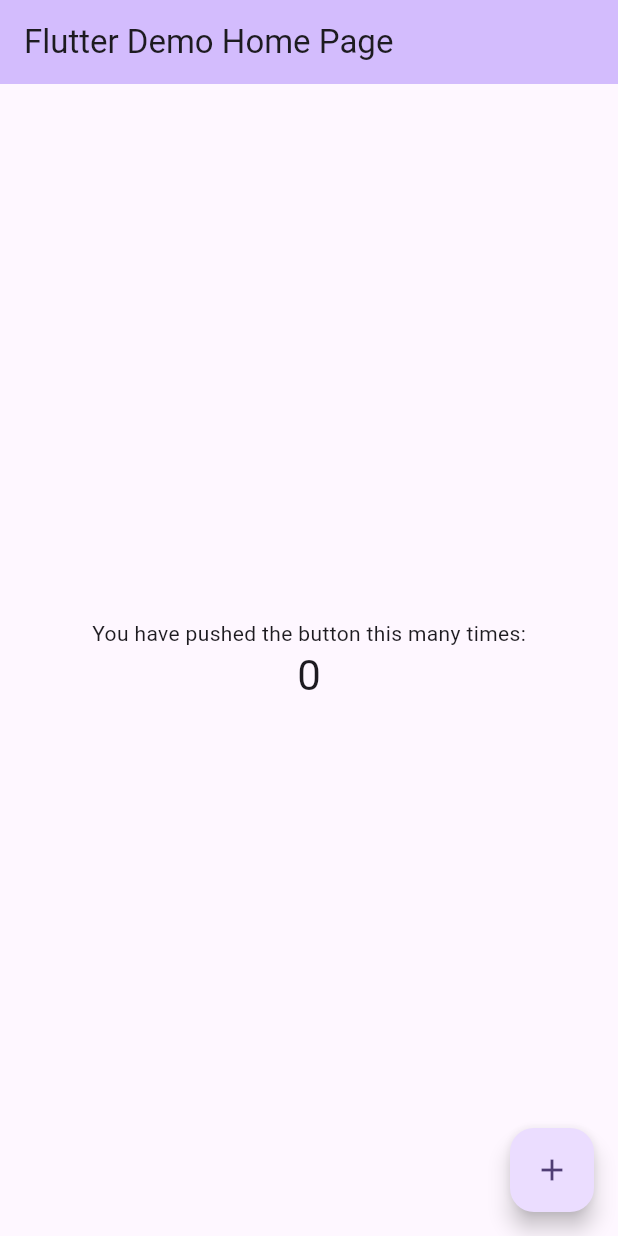
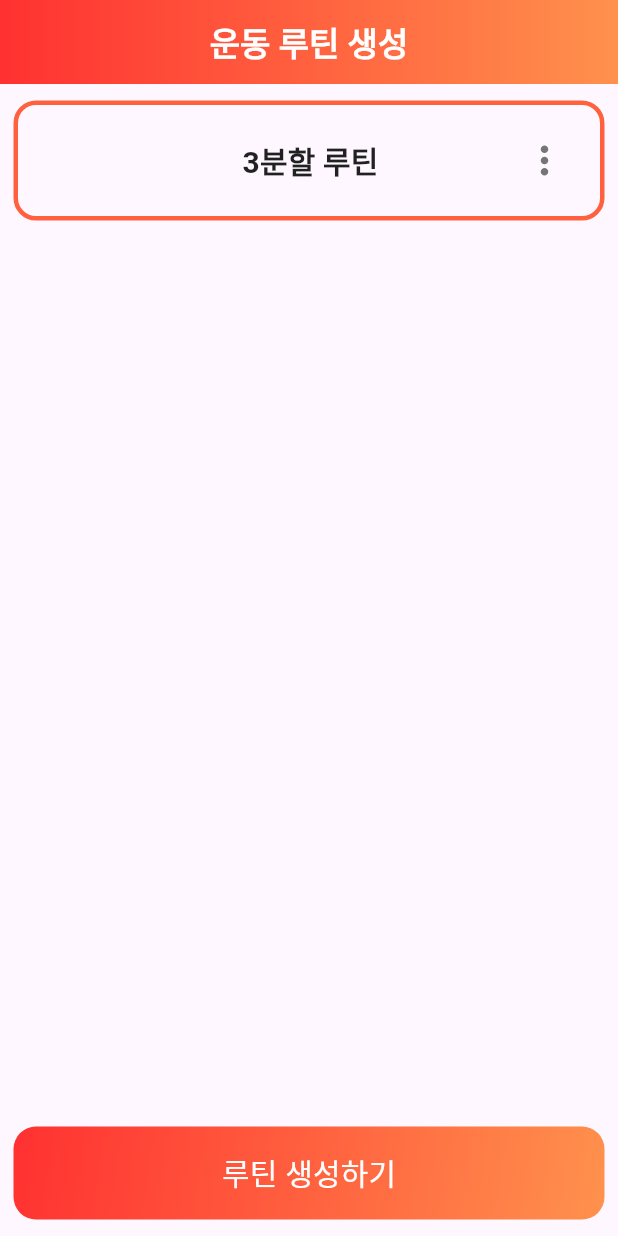
Before and after one commit to YMJ936/workout_timer, a Flutter app: the screen it shows after launch, on a phone screen of 412 x 824 dp. Run offline on Flutter 3.47's test engine with Material 3 defaults, Android fonts, the phone set to English and light mode, and no system bars.

Commit message:
Make many widgets

```diff
--- /dev/null
+++ b/lib/component/routine_card_button.dart
@@ -0,0 +1,64 @@
+import 'package:workout_timer/const/colors.dart';
+import 'package:flutter/material.dart';
+
+class RoutineCardButton extends StatelessWidget {
+  @override build(BuildContext context){
+    return OutlinedButton(
+      onPressed: () {},
+      style: OutlinedButton.styleFrom(
+        padding: EdgeInsets.all(16.0),
+        side: BorderSide(
+          width: 3.0,
+          color: COLOR_M,
+        ),
+        shape: RoundedRectangleBorder(
+          borderRadius: BorderRadius.circular(15.0),
+        ),
+      ),
+      child: IntrinsicHeight(
+          child: Row(
+            children: [
+              SizedBox(width: 50.0),
+              Expanded(
+                  child: Center(
+                    child: _RoutineName(
+                      routineName: '3분할 루틴',
+                    ),
+                  ),
+              ),
+              IconButton(
+                onPressed: () {},
+                icon: Icon(
+                  Icons.more_vert,
+                  size: 30.0,
+                  color: Colors.grey[600],
+                ),
+              ),
+            ],
+          ),
+        ),
+      );
+  }
+}
+
+class _RoutineName extends StatelessWidget {
+  final String routineName; // 루틴 이름
+
+  const _RoutineName({
+    required this.routineName,
+    Key? key,
+}) : super(key: key);
+
+  @override
+  Widget build(BuildContext context) {
+    final textStyle = TextStyle(
+      fontWeight: FontWeight.w600,
+      fontSize: 20.0,
+      color: Colors.black87,
+    );
+    return Text(
+      '${routineName}',
+      style: textStyle,
+    );
+  }
+}
--- /dev/null
+++ b/lib/const/colors.dart
@@ -0,0 +1,5 @@
+import 'package:flutter/material.dart';
+
+const COLOR_L = Color(0xffff3131);
+const COLOR_M = Color(0xffFF613F);
+const COLOR_R = Color(0xffff914d);
--- a/lib/main.dart
+++ b/lib/main.dart
@@ -1,125 +1,11 @@
 import 'package:flutter/material.dart';
+import 'package:workout_timer/screen/home_screen.dart';
+import 'package:workout_timer/screen/routine_select_screen.dart';
 
 void main() {
-  runApp(const MyApp());
+  runApp(
+      MaterialApp(
+        home: HomeScreen(),
+      ),
+  );
 }
-
-class MyApp extends StatelessWidget {
-  const MyApp({super.key});
-
-  // This widget is the root of your application.
-  @override
-  Widget build(BuildContext context) {
-    return MaterialApp(
-      title: 'Flutter Demo',
-      theme: ThemeData(
-        // This is the theme of your application.
-        //
-        // TRY THIS: Try running your application with "flutter run". You'll see
-        // the application has a purple toolbar. Then, without quitting the app,
-        // try changing the seedColor in the colorScheme below to Colors.green
-        // and then invoke "hot reload" (save your changes or press the "hot
-        // reload" button in a Flutter-supported IDE, or press "r" if you used
-        // the command line to start the app).
-        //
-        // Notice that the counter didn't reset back to zero; the application
-        // state is not lost during the reload. To reset the state, use hot
-        // restart instead.
-        //
-        // This works for code too, not just values: Most code changes can be
-        // tested with just a hot reload.
-        colorScheme: ColorScheme.fromSeed(seedColor: Colors.deepPurple),
-        useMaterial3: true,
-      ),
-      home: const MyHomePage(title: 'Flutter Demo Home Page'),
-    );
-  }
-}
-
-class MyHomePage extends StatefulWidget {
-  const MyHomePage({super.key, required this.title});
-
-  // This widget is the home page of your application. It is stateful, meaning
-  // that it has a State object (defined below) that contains fields that affect
-  // how it looks.
-
-  // This class is the configuration for the state. It holds the values (in this
-  // case the title) provided by the parent (in this case the App widget) and
-  // used by the build method of the State. Fields in a Widget subclass are
-  // always marked "final".
-
-  final String title;
-
-  @override
-  State<MyHomePage> createState() => _MyHomePageState();
-}
-
-class _MyHomePageState extends State<MyHomePage> {
-  int _counter = 0;
-
-  void _incrementCounter() {
-    setState(() {
-      // This call to setState tells the Flutter framework that something has
-      // changed in this State, which causes it to rerun the build method below
-      // so that the display can reflect the updated values. If we changed
-      // _counter without calling setState(), then the build method would not be
-      // called again, and so nothing would appear to happen.
-      _counter++;
-    });
-  }
-
-  @override
-  Widget build(BuildContext context) {
-    // This method is rerun every time setState is called, for instance as done
-    // by the _incrementCounter method above.
-    //
-    // The Flutter framework has been optimized to make rerunning build methods
-    // fast, so that you can just rebuild anything that needs updating rather
-    // than having to individually change instances of widgets.
-    return Scaffold(
-      appBar: AppBar(
-        // TRY THIS: Try changing the color here to a specific color (to
-        // Colors.amber, perhaps?) and trigger a hot reload to see the AppBar
-        // change color while the other colors stay the same.
-        backgroundColor: Theme.of(context).colorScheme.inversePrimary,
-        // Here we take the value from the MyHomePage object that was created by
-        // the App.build method, and use it to set our appbar title.
-        title: Text(widget.title),
-      ),
-      body: Center(
-        // Center is a layout widget. It takes a single child and positions it
-        // in the middle of the parent.
-        child: Column(
-          // Column is also a layout widget. It takes a list of children and
-          // arranges them vertically. By default, it sizes itself to fit its
-          // children horizontally, and tries to be as tall as its parent.
-          //
-          // Column has various properties to control how it sizes itself and
-          // how it positions its children. Here we use mainAxisAlignment to
-          // center the children vertically; the main axis here is the vertical
-          // axis because Columns are vertical (the cross axis would be
-          // horizontal).
-          //
-          // TRY THIS: Invoke "debug painting" (choose the "Toggle Debug Paint"
-          // action in the IDE, or press "p" in the console), to see the
-          // wireframe for each widget.
-          mainAxisAlignment: MainAxisAlignment.center,
-          children: <Widget>[
-            const Text(
-              'You have pushed the button this many times:',
-            ),
-            Text(
-              '$_counter',
-              style: Theme.of(context).textTheme.headlineMedium,
-            ),
-          ],
-        ),
-      ),
-      floatingActionButton: FloatingActionButton(
-        onPressed: _incrementCounter,
-        tooltip: 'Increment',
-        child: const Icon(Icons.add),
-      ), // This trailing comma makes auto-formatting nicer for build methods.
-    );
-  }
-}
--- /dev/null
+++ b/lib/screen/home_screen.dart
@@ -0,0 +1,100 @@
+import 'package:flutter/material.dart';
+import 'package:workout_timer/component/routine_card_button.dart';
+import 'package:workout_timer/component/splash_screen.dart';
+import 'package:workout_timer/const/colors.dart';
+
+class HomeScreen extends StatelessWidget {
+  const HomeScreen({Key? key}) : super(key: key);
+
+  @override
+  Widget build(BuildContext context) {
+    return Scaffold(
+      appBar: AppBar(
+        backgroundColor: Colors.transparent, // Make app bar transparent
+        flexibleSpace: Container(
+          decoration: BoxDecoration(
+            gradient: LinearGradient(
+              colors: [
+                COLOR_L,
+                COLOR_R,
+              ],
+              begin: Alignment.centerLeft,
+              end: Alignment.centerRight,
+            ),
+          ),
+        ),
+        title: Text('운동 루틴 생성'),
+        titleTextStyle: TextStyle(
+          fontWeight: FontWeight.w600,
+          fontSize: 22.0,
+          color: Colors.white,
+        ),
+        centerTitle: true,
+      ),
+      body: Column(
+        children: [
+          Expanded(
+              child: ListView(
+                children: [
+                  SizedBox(height: 11.0),
+                  Padding(
+                    padding: const EdgeInsets.only(
+                        bottom: 11.0, left: 9.0, right: 9.0),
+                    child: RoutineCardButton(),
+                  ),
+                  Padding(
+                    padding: const EdgeInsets.only(
+                        bottom: 11.0, left: 9.0, right: 9.0),
+                    child: IntrinsicHeight(
+                      child: Row(
+                        children: [
+
+                        ],
+                      ),
+                    ),
+                  ),
+                ],
+              ),
+          ),
+          Padding(
+            padding: const EdgeInsets.only(
+                bottom: 11.0, left: 9.0, right: 9.0
+            ),
+            child: Container(
+              decoration: BoxDecoration(
+                gradient: LinearGradient(
+                  colors: [COLOR_L, COLOR_R],
+                  begin: Alignment.topLeft,
+                  end: Alignment.bottomRight,
+                ),
+                borderRadius: BorderRadius.circular(15.0),
+              ),
+              child: TextButton(
+                onPressed: () {},
+                style: TextButton.styleFrom(
+                  padding: EdgeInsets.all(16.0),
+                  foregroundColor: Colors.white,
+                  shape: RoundedRectangleBorder(
+                    borderRadius: BorderRadius.circular(15.0),
+                  ),
+                ),
+                child: Row(
+                  mainAxisAlignment: MainAxisAlignment.center,
+                  children: [
+                    Text(
+                      '루틴 생성하기',
+                      style: TextStyle(
+                        fontSize: 20.0,
+                        fontWeight: FontWeight.w500,
+                      ),
+                    ),
+                  ],
+                ),
+              ),
+            ),
+          ),
+        ],
+      ),
+    );
+  }
+}
```
Also changed, not shown: lib/component/splash_screen.dart (added, +27 -0 lines), lib/screen/routine_select_screen.dart (added, +62 -0 lines), pubspec.yaml (+12 -3 lines), assets/img/logo.png (added), assets/img/logo_truc.png (added), pubspec.lock, 1 other file.
